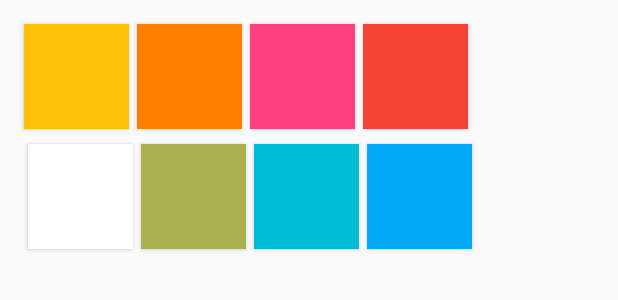
After one commit to RodolfoZamora999/Figuritas, an Android app: the layout dialog_colors.xml on its own in the app's theme, with its tools: preview values and no code run, on a phone screen of 412 x 824 dp. The commit adds this screen. Shown: the top 300 px of the screen. Run offline under Robolectric (Android 15) with nearby library versions, the phone set to English and light mode, and no system bars.

Commit message:
Cración de AlertDialogs  *Se han agregado diferentes AlertDialogs para las diferentes situciones.  *Se ha mejorado la sección de la configuraciÃ  *Se han hecho otros pequeños cambios generales...

```diff
--- a/app/src/main/AndroidManifest.xml
+++ b/app/src/main/AndroidManifest.xml
@@ -1,8 +1,6 @@
 <?xml version="1.0" encoding="utf-8"?>
 <manifest xmlns:android="http://schemas.android.com/apk/res/android"
     package="com.autism.figuritas">
-    <!-- Pantalla siempre activa -->
-    <uses-permission android:name="android.permission.WAKE_LOCK" />
 
     <application
         android:name=".MyDatabaseApplication"
--- a/app/src/main/java/com/autism/figuritas/iu/components/TimerView.java
+++ b/app/src/main/java/com/autism/figuritas/iu/components/TimerView.java
@@ -2,6 +2,9 @@ package com.autism.figuritas.iu.components;
 
 import android.os.Handler;
 import android.widget.TextView;
+
+import androidx.annotation.NonNull;
+
 import java.util.Timer;
 import java.util.TimerTask;
 
@@ -159,6 +162,7 @@ public class TimerView //extends TimerTask
         this.timerViewFinishListener = timerViewStopListener;
     }
 
+    @NonNull
     /**
      * Method for set TextView
      * @param textView
--- a/app/src/main/res/layout/activity_config.xml
+++ b/app/src/main/res/layout/activity_config.xml
@@ -200,6 +200,7 @@
         android:backgroundTint="@color/AMBER"
         android:scaleType="center"
         android:src="@drawable/ic_volume"
+        android:soundEffectsEnabled="true"
         app:layout_constraintBottom_toBottomOf="@+id/seekBarSoundConfig"
         app:layout_constraintStart_toEndOf="@+id/seekBarSoundConfig"
         app:layout_constraintTop_toTopOf="@+id/seekBarSoundConfig" />
--- /dev/null
+++ b/app/src/main/res/layout/dialog_colors.xml
@@ -0,0 +1,105 @@
+<?xml version="1.0" encoding="utf-8"?>
+<androidx.constraintlayout.widget.ConstraintLayout
+    xmlns:android="http://schemas.android.com/apk/res/android"
+    xmlns:app="http://schemas.android.com/apk/res-auto"
+    xmlns:tools="http://schemas.android.com/tools"
+    android:layout_width="match_parent"
+    android:layout_height="match_parent">
+
+    <ImageView
+        android:id="@+id/imgColor1Dialog"
+        android:layout_width="70dp"
+        android:layout_height="70dp"
+        android:layout_marginStart="16dp"
+        android:layout_marginTop="16dp"
+        android:background="@color/AMBER"
+        android:tag="@string/AMBER"
+        android:elevation="2sp"
+        app:layout_constraintStart_toStartOf="parent"
+        app:layout_constraintTop_toTopOf="parent" />
+
+    <ImageView
+        android:id="@+id/imgColor2Dialog"
+        android:layout_width="70dp"
+        android:layout_height="70dp"
+        android:layout_marginStart="5dp"
+        android:background="@color/ORANGE"
+        android:tag="@string/ORANGE"
+        android:elevation="2sp"
+        app:layout_constraintBottom_toBottomOf="@+id/imgColor1Dialog"
+        app:layout_constraintStart_toEndOf="@+id/imgColor1Dialog"
+        app:layout_constraintTop_toTopOf="@+id/imgColor1Dialog" />
+
+    <ImageView
+        android:id="@+id/imgColor3Dialog"
+        android:layout_width="70dp"
+        android:layout_height="70dp"
+        android:layout_marginStart="5dp"
+        android:background="@color/PINK"
+        android:tag="@string/PINK"
+        android:elevation="2sp"
+        app:layout_constraintBottom_toBottomOf="@+id/imgColor2Dialog"
+        app:layout_constraintStart_toEndOf="@+id/imgColor2Dialog"
+        app:layout_constraintTop_toTopOf="@+id/imgColor2Dialog" />
+
+    <ImageView
+        android:id="@+id/imgColor4Dialog"
+        android:layout_width="70dp"
+        android:layout_height="70dp"
+        android:layout_marginStart="5dp"
+        android:background="@color/RED"
+        android:tag="@string/RED"
+        android:elevation="2sp"
+        app:layout_constraintBottom_toBottomOf="@+id/imgColor3Dialog"
+        app:layout_constraintStart_toEndOf="@+id/imgColor3Dialog"
+        app:layout_constraintTop_toTopOf="@+id/imgColor3Dialog" />
+
+    <ImageView
+        android:id="@+id/imgColor5Dialog"
+        android:layout_width="70dp"
+        android:layout_height="70dp"
+        android:layout_marginTop="10dp"
+        android:background="@color/WHITE"
+        android:tag="@string/WHITE"
+        android:elevation="2sp"
+        app:layout_constraintEnd_toStartOf="@+id/imgColor2Dialog"
+        app:layout_constraintStart_toStartOf="@+id/imgColor1Dialog"
+        app:layout_constraintTop_toBottomOf="@+id/imgColor1Dialog" />
+
+    <ImageView
+        android:id="@+id/imgColor6Dialog"
+        android:layout_width="70dp"
+        android:layout_height="70dp"
+        android:elevation="2sp"
+        android:layout_marginStart="5dp"
+        android:background="@color/GREEN"
+        android:tag="@string/GREEN"
+        app:layout_constraintBottom_toBottomOf="@+id/imgColor5Dialog"
+        app:layout_constraintStart_toEndOf="@+id/imgColor5Dialog"
+        app:layout_constraintTop_toTopOf="@+id/imgColor5Dialog" />
+
+    <ImageView
+        android:id="@+id/imgColor7Dialog"
+        android:layout_width="70dp"
+        android:layout_height="70dp"
+        android:layout_marginStart="5dp"
+        android:elevation="2sp"
+        android:background="@color/CYAN"
+        android:tag="@string/CYAN"
+        app:layout_constraintBottom_toBottomOf="@+id/imgColor6Dialog"
+        app:layout_constraintStart_toEndOf="@+id/imgColor6Dialog"
+        app:layout_constraintTop_toTopOf="@+id/imgColor6Dialog" />
+
+    <ImageView
+        android:id="@+id/imgColor8Dialog"
+        android:layout_width="70dp"
+        android:layout_height="70dp"
+        android:elevation="2sp"
+        android:layout_marginStart="5dp"
+        android:background="@color/LIGHT_BLUE"
+        android:tag="@string/LIGHT_BLUE"
+        app:layout_constraintBottom_toBottomOf="@+id/imgColor7Dialog"
+        app:layout_constraintStart_toEndOf="@+id/imgColor7Dialog"
+        app:layout_constraintTop_toTopOf="@+id/imgColor7Dialog" />
+
+</androidx.constraintlayout.widget.ConstraintLayout>
--- a/app/src/main/res/values/strings.xml
+++ b/app/src/main/res/values/strings.xml
@@ -2,7 +2,6 @@
     <!--Generic string-->
     <string name="app_name">Figuritas</string>
     <string name="name">FIGURITAS</string>
-
 
     <!--Main Activity-->
     <string name="btnIniciar">Iniciar sesión</string>
@@ -25,8 +24,6 @@
     <string name="edad">Edad</string>
     <string name="email">Email</string>
     <string name="contrasena">Contraseña</string>
-    <!-- TODO: Remove or change this placeholder text -->
-    <string name="hello_blank_fragment">Hello blank fragment</string>
 
     <!--Level Activity-->
     <string name="bonus_default">x0</string>
@@ -44,5 +41,22 @@
     <string name="sonido">Sonido</string>
     <string name="musicoterapia">Musicoterapia</string>
     <string name="configuracion">Configuración</string>
+    <string name="configuracion_guardada">¡Configuración guardada con exito!</string>
+
+    <!--Name colors-->
+    <string name="AMBER">#FFC107</string>
+    <string name="CYAN">#00BCD4</string>
+    <string name="PINK">#FF4081</string>
+    <string name="ORANGE">#FF8000</string>
+    <string name="RED">#F44336</string>
+    <string name="GREEN">#ACAF50</string>
+    <string name="LIGHT_BLUE">#03A9F4</string>
+    <string name="WHITE">#FFFFFF</string>
+
+    <!--DialogAlters-->
+    <string name="aceptar">Aceptar</string>
+    <string name="confirmacion_salir">¿Seguro que quiere salir?</string>
+    <string name="cancelar">Cancelar</string>
+    <string name="message_exit_config">"Todos los cambios hechos sin guardar serán ignorados al salir "</string>
 
 </resources>
```
Also changed, not shown: app/src/main/java/com/autism/figuritas/iu/components/BonusView.java (+27 -0 lines), app/src/main/java/com/autism/figuritas/iu/config/ConfigActivity.java (+150 -12 lines), app/src/main/java/com/autism/figuritas/iu/levels/level_1/Level_1_Sub_1.java (+8 -8 lines).
